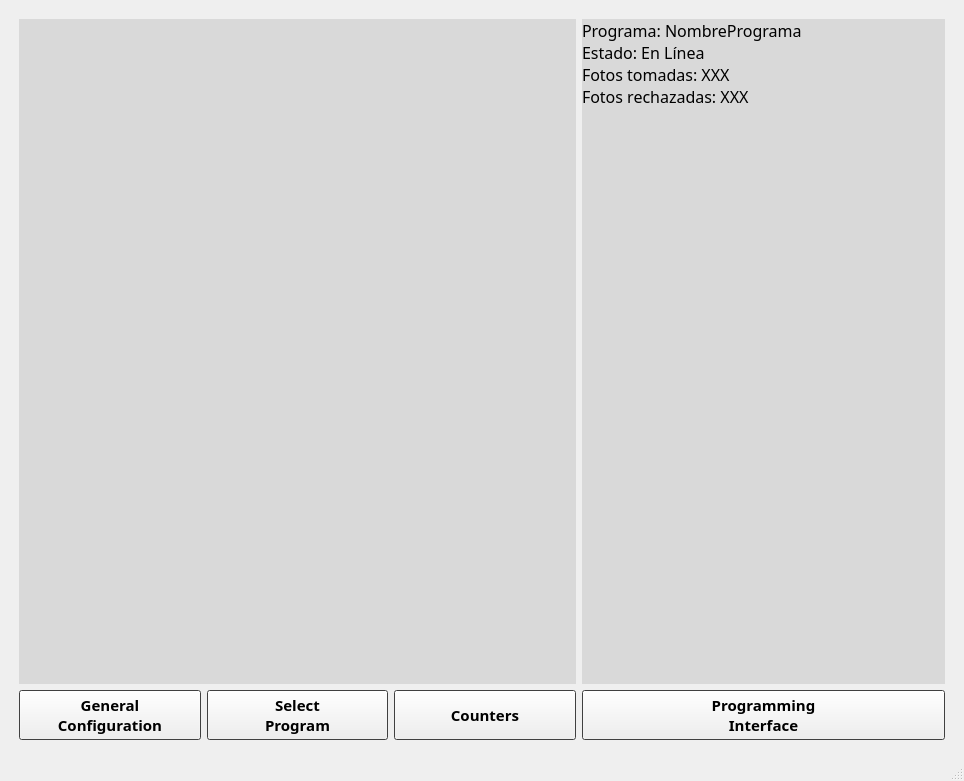
First picture: the form in GUI/PyQt Designer/ui/SFVI.ui, repository jorgetrumbel/SFVI-MIA, before the edit.
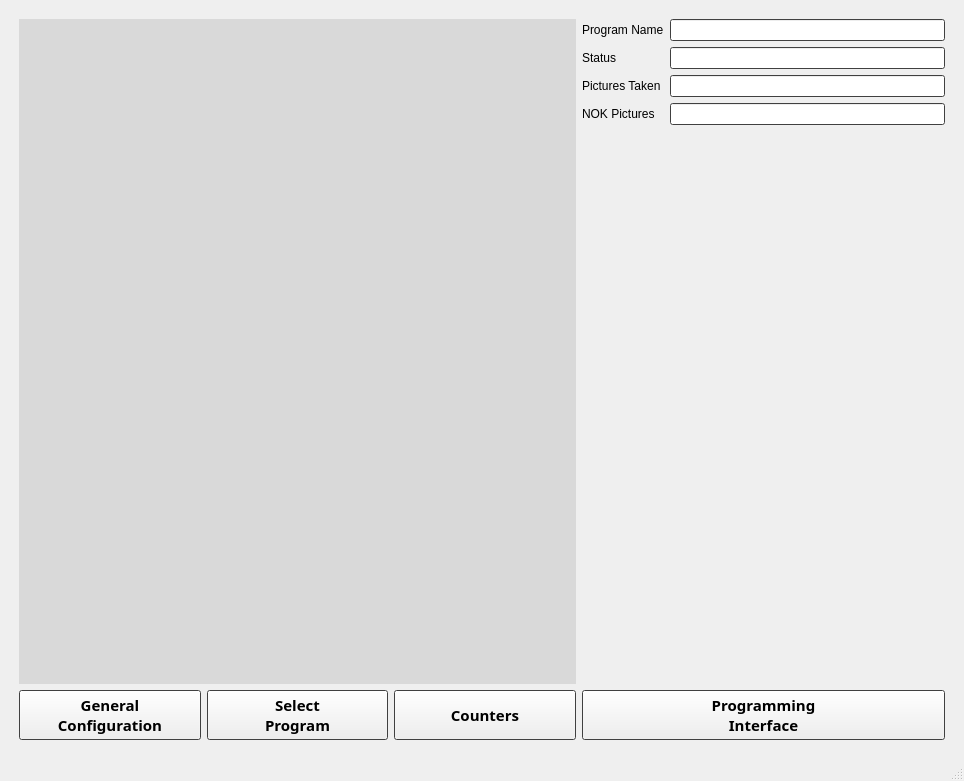
Second picture: the form after the edit. The open tabs and pages were chosen to show the change.

```diff
--- a/GUI/PyQt Designer/ui/SFVI.ui
+++ b/GUI/PyQt Designer/ui/SFVI.ui
@@ -295,120 +295,67 @@
            </widget>
           </item>
           <item row="0" column="6">
-           <widget class="QLabel" name="labelInfoScreenMonitorMain">
-            <property name="palette">
-             <palette>
-              <active>
-               <colorrole role="WindowText">
-                <brush brushstyle="SolidPattern">
-                 <color alpha="255">
-                  <red>0</red>
-                  <green>0</green>
-                  <blue>0</blue>
-                 </color>
-                </brush>
-               </colorrole>
-               <colorrole role="Base">
-                <brush brushstyle="SolidPattern">
-                 <color alpha="255">
-                  <red>255</red>
-                  <green>255</green>
-                  <blue>255</blue>
-                 </color>
-                </brush>
-               </colorrole>
-               <colorrole role="Window">
-                <brush brushstyle="SolidPattern">
-                 <color alpha="255">
-                  <red>217</red>
-                  <green>217</green>
-                  <blue>217</blue>
-                 </color>
-                </brush>
-               </colorrole>
-              </active>
-              <inactive>
-               <colorrole role="WindowText">
-                <brush brushstyle="SolidPattern">
-                 <color alpha="255">
-                  <red>0</red>
-                  <green>0</green>
-                  <blue>0</blue>
-                 </color>
-                </brush>
-               </colorrole>
-               <colorrole role="Base">
-                <brush brushstyle="SolidPattern">
-                 <color alpha="255">
-                  <red>255</red>
-                  <green>255</green>
-                  <blue>255</blue>
-                 </color>
-                </brush>
-               </colorrole>
-               <colorrole role="Window">
-                <brush brushstyle="SolidPattern">
-                 <color alpha="255">
-                  <red>217</red>
-                  <green>217</green>
-                  <blue>217</blue>
-                 </color>
-                </brush>
-               </colorrole>
-              </inactive>
-              <disabled>
-               <colorrole role="WindowText">
-                <brush brushstyle="SolidPattern">
-                 <color alpha="255">
-                  <red>120</red>
-                  <green>120</green>
-                  <blue>120</blue>
-                 </color>
-                </brush>
-               </colorrole>
-               <colorrole role="Base">
-                <brush brushstyle="SolidPattern">
-                 <color alpha="255">
-                  <red>217</red>
-                  <green>217</green>
-                  <blue>217</blue>
-                 </color>
-                </brush>
-               </colorrole>
-               <colorrole role="Window">
-                <brush brushstyle="SolidPattern">
-                 <color alpha="255">
-                  <red>217</red>
-                  <green>217</green>
-                  <blue>217</blue>
-                 </color>
-                </brush>
-               </colorrole>
-              </disabled>
-             </palette>
-            </property>
-            <property name="font">
-             <font>
-              <family>Sitka</family>
-              <pointsize>12</pointsize>
-             </font>
-            </property>
-            <property name="autoFillBackground">
+           <layout class="QFormLayout" name="formLayoutScreenMonitorMain">
+            <item row="0" column="0">
+             <widget class="QLabel" name="labelProgramNameScreenMonitorMain">
+              <property name="text">
+               <string>Program Name</string>
+              </property>
+             </widget>
+            </item>
+            <item row="0" column="1">
+             <widget class="QLineEdit" name="lineEditProgramNameScreenMonitorMain">
+              <property name="readOnly">
+               <bool>true</bool>
+              </property>
+             </widget>
+            </item>
+            <item row="1" column="0">
+             <widget class="QLabel" name="labelProgramStatusScreenMonitorMain">
+              <property name="text">
+               <string>Status</string>
+              </property>
+             </widget>
+            </item>
+            <item row="1" column="1">
+             <widget class="QLineEdit" name="lineEditProgramStatusScreenMonitorMain">
+              <property name="readOnly">
              <bool>true</bool>
             </property>
+             </widget>
+            </item>
+            <item row="2" column="0">
+             <widget class="QLabel" name="labelPicturesTakenScreenMonitorMain">
             <property name="text">
-             <string>Programa: NombrePrograma
-Estado: En Línea
-Fotos tomadas: XXX
-Fotos rechazadas: XXX</string>
-            </property>
-            <property name="alignment">
-             <set>Qt::AlignLeading|Qt::AlignLeft|Qt::AlignTop</set>
-            </property>
-            <property name="wordWrap">
+               <string>Pictures Taken</string>
+              </property>
+             </widget>
+            </item>
+            <item row="2" column="1">
+             <widget class="QLineEdit" name="lineEditPicturesTakenScreenMonitorMain">
+              <property name="dragEnabled">
+               <bool>false</bool>
+              </property>
+              <property name="readOnly">
              <bool>true</bool>
             </property>
            </widget>
+            </item>
+            <item row="3" column="0">
+             <widget class="QLabel" name="labelNOKPicturesScreenMonitorMain">
+              <property name="text">
+               <string>NOK Pictures</string>
+              </property>
+             </widget>
+            </item>
+            <item row="3" column="1">
+             <widget class="QLineEdit" name="lineEditNOKPicturesScreenMonitorMain">
+              <property name="readOnly">
+               <bool>true</bool>
+              </property>
+             </widget>
+            </item>
+           </layout>
           </item>
          </layout>
         </item>
```
Left out of the diff: 217 changed lines with no effect on the pictures. Lines whose indentation alone changed are shown as unchanged.
